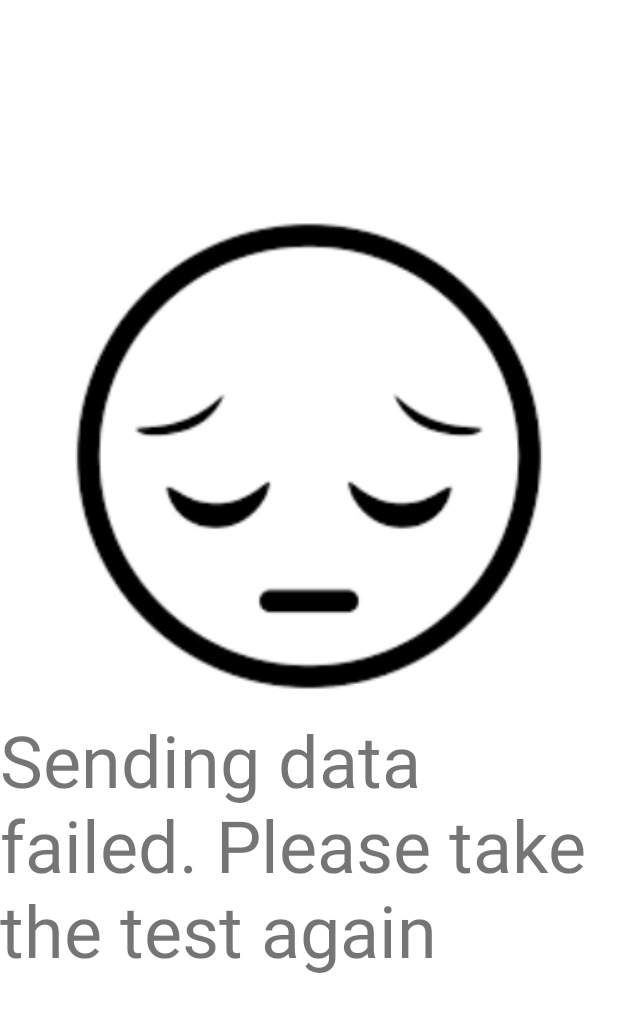
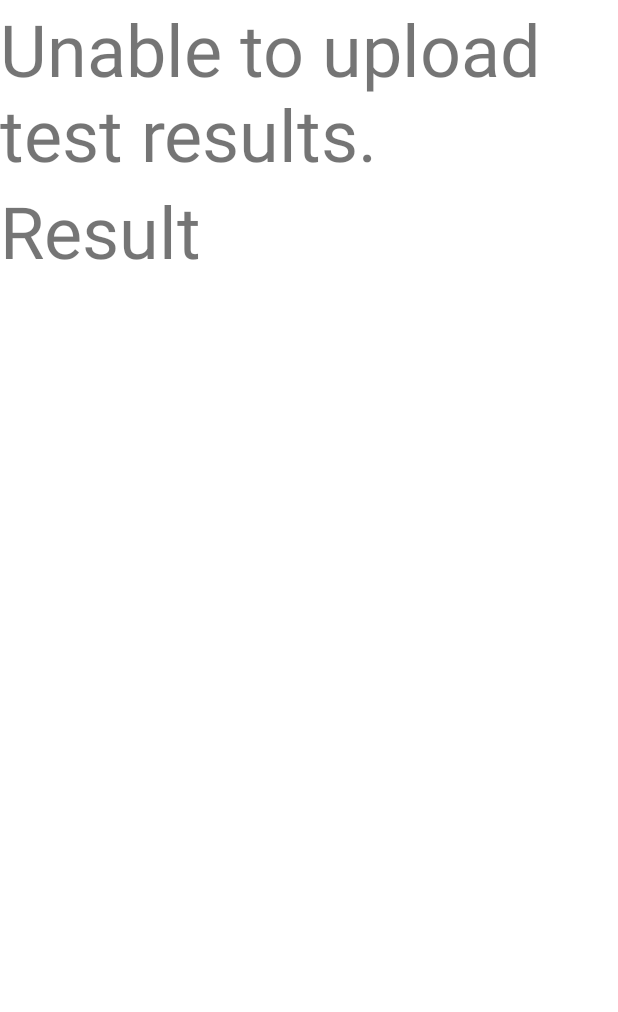
Before and after one commit to tkmadsen/UrineAnalyzerApp, an Android app: the layout fragment_epj_failure.xml on its own in the app's theme, with its tools: preview values and no code run, on a phone screen of 412 x 824 dp. Shown: the top 1012 px of the screen. Run offline under Robolectric (Android 15) with nearby library versions, the phone set to English and light mode, and no system bars.

Commit message:
Showing result on view when upload of test result to EPJ fails

```diff
--- a/app/src/main/java/com/au615584/urineanalyzerapp/Activities/PatientActivity.java
+++ b/app/src/main/java/com/au615584/urineanalyzerapp/Activities/PatientActivity.java
@@ -59,7 +59,6 @@ public class PatientActivity extends AppCompatActivity {
         Fragment resultFragment=new ResultFragment();
         Fragment processingFragment=new ProcessingFragment();
         Fragment btFailFragment = new btFailFragment();
-        Fragment resultFailFragment = new EpjFailureFragment();
         Fragment testFailFragment = new TestFailureFragment();
 
         //Apply default fragment
@@ -138,8 +137,9 @@ public class PatientActivity extends AppCompatActivity {
                         break;
                     case "Result Failure":
                         Log.d("PatientActivity", "ChangeState(), Received Result Failure");
+                        EpjFailureFragment epjFailureFragment = new EpjFailureFragment(btMessage);
                         getSupportFragmentManager()
-                                .beginTransaction().replace(R.id.fraglist,resultFailFragment, "RESULT_FAILURE_FRAGMENT")
+                                .beginTransaction().replace(R.id.fraglist,epjFailureFragment, "EPJ_FAILURE_FRAGMENT")
                                 .commit();
                         break;
                 }
--- a/app/src/main/java/com/au615584/urineanalyzerapp/Repositories/EPJRepository.java
+++ b/app/src/main/java/com/au615584/urineanalyzerapp/Repositories/EPJRepository.java
@@ -55,7 +55,7 @@ public class EPJRepository implements IEPJRepository {
 
         //Creating observationService
         Retrofit.Builder obsBuilder = new Retrofit.Builder()
-                .baseUrl(Constants.BASE_URL) //TODO indsæt base-url
+                .baseUrl(Constants.BASE_URL)
                 .client(client)
                 .addConverterFactory(GsonConverterFactory.create());
         Retrofit obsRetrofit = obsBuilder.build();
--- a/app/src/main/res/layout/fragment_epj_failure.xml
+++ b/app/src/main/res/layout/fragment_epj_failure.xml
@@ -11,26 +11,32 @@
     android:layout_width="match_parent"
     android:layout_height="match_parent">
 
-    <ImageView
-      android:id="@+id/imageView6"
-      android:layout_width="329dp"
-      android:layout_height="350dp"
-      android:layout_marginTop="124dp"
-      android:src="@drawable/sad_smiley"
-      app:layout_constraintEnd_toEndOf="parent"
-      app:layout_constraintHorizontal_bias="0.501"
-      app:layout_constraintStart_toStartOf="parent"
-      app:layout_constraintTop_toTopOf="parent" />
-
     <TextView
       android:id="@+id/TestFailTxt"
       android:layout_width="wrap_content"
       android:layout_height="wrap_content"
       android:text="@string/resultFailTxt"
       android:textSize="48sp"
-      app:layout_constraintEnd_toEndOf="@+id/imageView6"
-      app:layout_constraintStart_toStartOf="@+id/imageView6"
-      app:layout_constraintTop_toBottomOf="@+id/imageView6" />
+      tools:layout_editor_absoluteX="149dp"
+      tools:layout_editor_absoluteY="474dp" />
+
+    <TextView
+      android:id="@+id/resultLabel"
+      android:layout_width="wrap_content"
+      android:layout_height="wrap_content"
+      android:text="@string/resultLabel"
+      android:textSize="48sp"
+      app:layout_constraintStart_toStartOf="@+id/TestFailTxt"
+      app:layout_constraintTop_toBottomOf="@+id/TestFailTxt" />
+
+    <TextView
+      android:id="@+id/resultsTxt"
+      android:layout_width="wrap_content"
+      android:layout_height="wrap_content"
+      android:textSize="48sp"
+      app:layout_constraintEnd_toEndOf="@+id/TestFailTxt"
+      app:layout_constraintStart_toEndOf="@+id/resultLabel"
+      app:layout_constraintTop_toBottomOf="@+id/TestFailTxt" />
   </androidx.constraintlayout.widget.ConstraintLayout>
 
 </FrameLayout>
--- a/app/src/main/res/values/strings.xml
+++ b/app/src/main/res/values/strings.xml
@@ -23,6 +23,7 @@
   <string name="cprTB" translatable="false" />
   <string name="hello_blank_fragment" translatable="false">Hello blank fragment</string>
   <string name="btErrorTxt">An error has occurred. Please ask for help.</string>
-  <string name="resultFailTxt">Sending data failed. Please take the test again</string>
+  <string name="resultFailTxt">Unable to upload test results.</string>
   <string name="testFailTxt">The test failed. Please take a new one.</string>
+  <string name="resultLabel">Result</string>
 </resources>
```
Also changed, not shown: app/build.gradle (+0 -13 lines), app/src/main/java/com/au615584/urineanalyzerapp/Fragments/EpjFailureFragment.java (+9 -34 lines), 1 other file.
